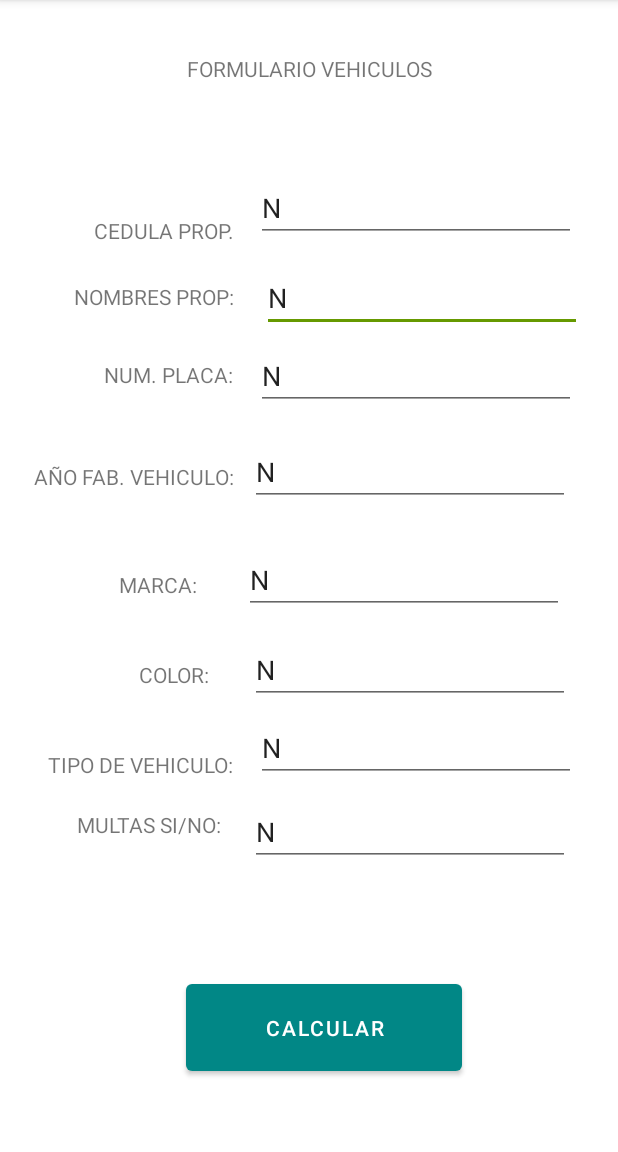
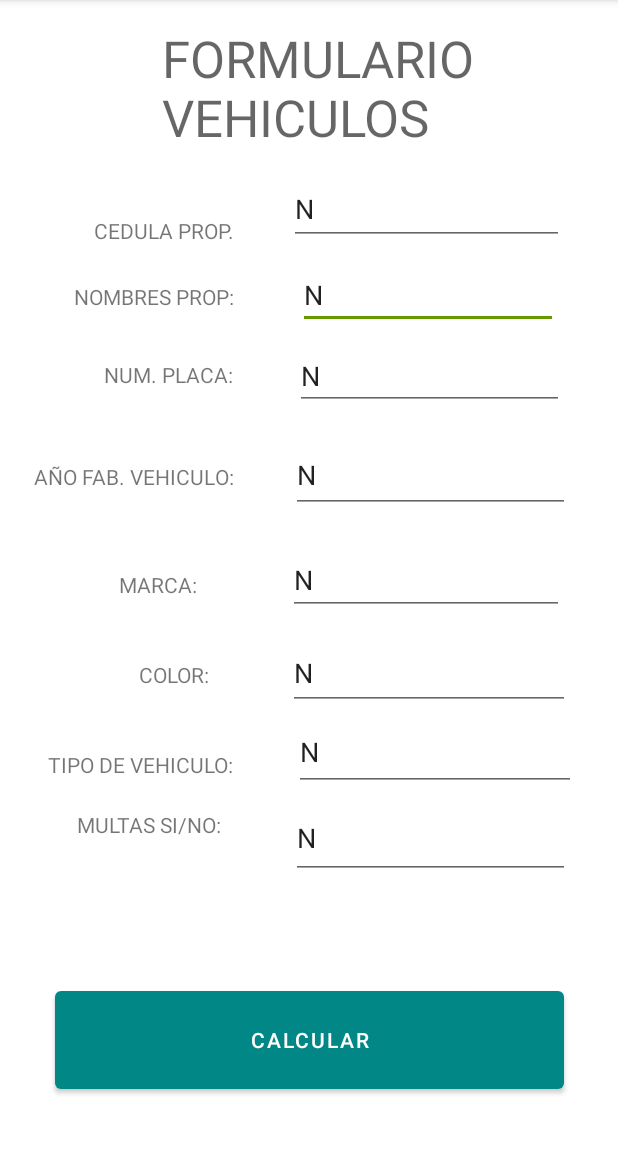
Before and after one commit to GabyValladares/MovilExamenPrimeraParcialIIPA2023, an Android app: the screen it shows after launch (activity_formulario_vehiculo), on a phone screen of 412 x 824 dp, the part 84-1236 px from its top. Run offline under Robolectric (Android 15) with nearby library versions, the phone set to English and light mode, and no system bars.

```diff
--- a/app/src/main/res/layout/activity_formulario_vehiculo.xml
+++ b/app/src/main/res/layout/activity_formulario_vehiculo.xml
@@ -8,11 +8,12 @@
 
     <TextView
         android:id="@+id/lblTitulo1"
-        android:layout_width="wrap_content"
-        android:layout_height="wrap_content"
-        android:layout_marginTop="36dp"
-        android:layout_marginEnd="124dp"
+        android:layout_width="256dp"
+        android:layout_height="83dp"
+        android:layout_marginTop="16dp"
+        android:layout_marginEnd="48dp"
         android:text="FORMULARIO VEHICULOS"
+        android:textAppearance="@style/TextAppearance.AppCompat.Display1"
         app:layout_constraintEnd_toEndOf="parent"
         app:layout_constraintTop_toTopOf="parent" />
 
@@ -98,20 +99,20 @@
 
     <Button
         android:id="@+id/btnCalcular"
-        android:layout_width="184dp"
-        android:layout_height="70dp"
-        android:layout_marginEnd="104dp"
-        android:layout_marginBottom="48dp"
+        android:layout_width="339dp"
+        android:layout_height="77dp"
+        android:layout_marginEnd="36dp"
+        android:layout_marginBottom="36dp"
         android:text="CALCULAR"
         app:layout_constraintBottom_toBottomOf="parent"
         app:layout_constraintEnd_toEndOf="parent" />
 
     <EditText
         android:id="@+id/txtNombres"
-        android:layout_width="wrap_content"
-        android:layout_height="wrap_content"
+        android:layout_width="173dp"
+        android:layout_height="43dp"
         android:layout_marginTop="176dp"
-        android:layout_marginEnd="24dp"
+        android:layout_marginEnd="40dp"
         android:ems="10"
         android:inputType="text"
         android:text="N"
@@ -120,10 +121,10 @@
 
     <EditText
         android:id="@+id/txtPlaca"
-        android:layout_width="wrap_content"
-        android:layout_height="wrap_content"
+        android:layout_width="179dp"
+        android:layout_height="45dp"
         android:layout_marginTop="228dp"
-        android:layout_marginEnd="28dp"
+        android:layout_marginEnd="36dp"
         android:ems="10"
         android:inputType="text"
         android:text="N"
@@ -132,8 +133,8 @@
 
     <EditText
         android:id="@+id/txtAnio"
-        android:layout_width="wrap_content"
-        android:layout_height="wrap_content"
+        android:layout_width="186dp"
+        android:layout_height="50dp"
         android:layout_marginTop="292dp"
         android:layout_marginEnd="32dp"
         android:ems="10"
@@ -144,8 +145,8 @@
 
     <EditText
         android:id="@+id/txtMarca"
-        android:layout_width="wrap_content"
-        android:layout_height="wrap_content"
+        android:layout_width="184dp"
+        android:layout_height="46dp"
         android:layout_marginTop="364dp"
         android:layout_marginEnd="36dp"
         android:ems="10"
@@ -156,8 +157,8 @@
 
     <EditText
         android:id="@+id/txtTipoVehiculo"
-        android:layout_width="wrap_content"
-        android:layout_height="wrap_content"
+        android:layout_width="188dp"
+        android:layout_height="51dp"
         android:layout_marginTop="476dp"
         android:layout_marginEnd="28dp"
         android:ems="10"
@@ -168,8 +169,8 @@
 
     <EditText
         android:id="@+id/txtMultas"
-        android:layout_width="wrap_content"
-        android:layout_height="wrap_content"
+        android:layout_width="186dp"
+        android:layout_height="54dp"
         android:layout_marginTop="532dp"
         android:layout_marginEnd="32dp"
         android:ems="10"
@@ -180,8 +181,8 @@
 
     <EditText
         android:id="@+id/txtColor"
-        android:layout_width="wrap_content"
-        android:layout_height="wrap_content"
+        android:layout_width="188dp"
+        android:layout_height="49dp"
         android:layout_marginTop="424dp"
         android:layout_marginEnd="32dp"
         android:ems="10"
@@ -192,10 +193,10 @@
 
     <EditText
         android:id="@+id/txtCedula"
-        android:layout_width="wrap_content"
-        android:layout_height="wrap_content"
+        android:layout_width="183dp"
+        android:layout_height="47dp"
         android:layout_marginTop="116dp"
-        android:layout_marginEnd="28dp"
+        android:layout_marginEnd="36dp"
         android:ems="10"
         android:inputType="text"
         android:text="N"
```
Also changed, not shown: app/src/main/java/com/ggvc/examenprimeraparcialmovil/activity_formulario_vehiculo.java (+12 -2 lines), app/src/main/java/com/ggvc/examenprimeraparcialmovil/activity_resultados_vehiculo.java (+38 -1 lines), app/src/main/res/layout/activity_resultados_vehiculo.xml (+14 -13 lines).
